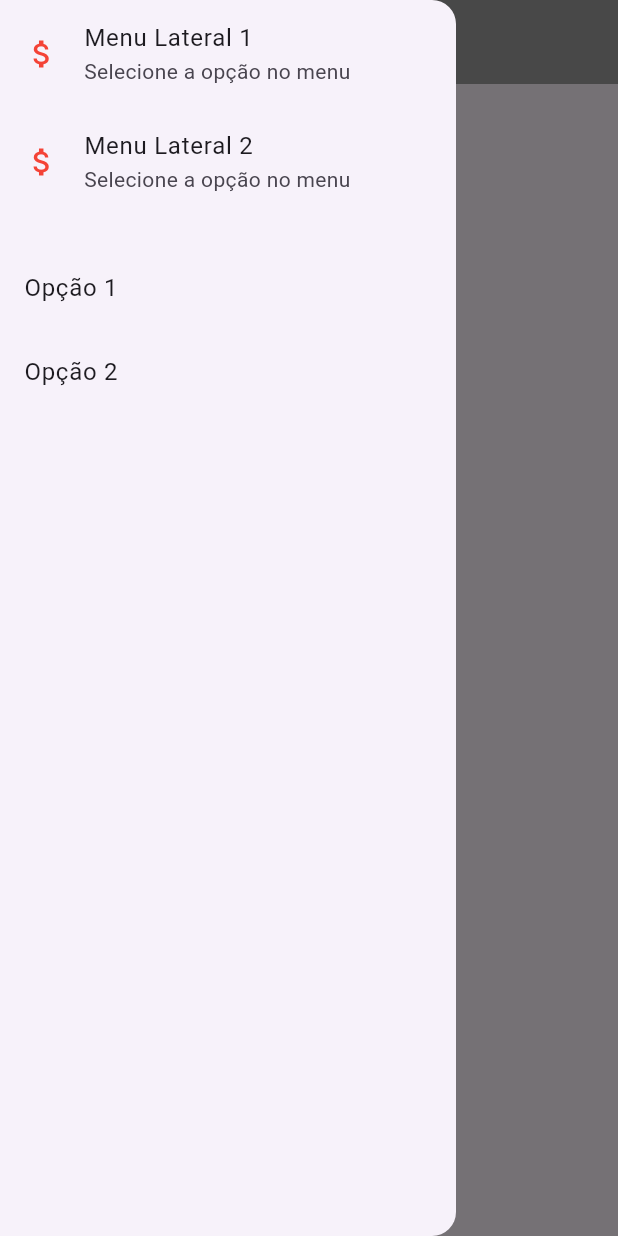
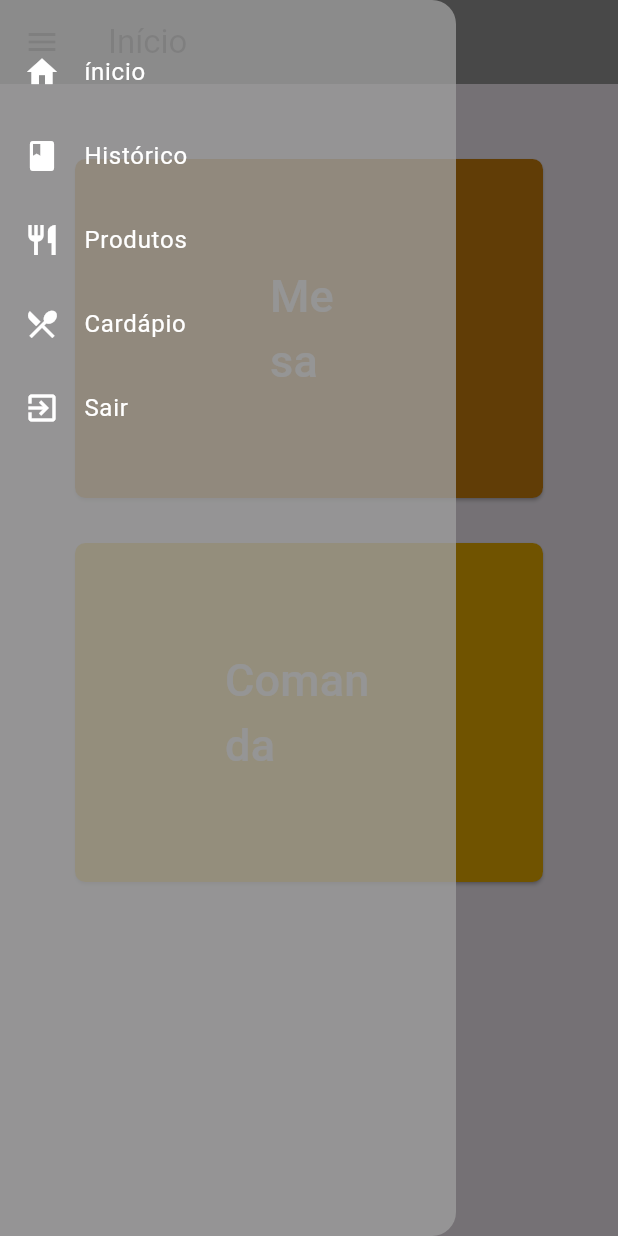
Before and after one commit to AldoJunio23/Praticas4, a Flutter app: the screen it shows after launch, with the side drawer open, on a phone screen of 412 x 824 dp. Run offline on Flutter 3.47's test engine with Material 3 defaults, Android fonts, the phone set to English and light mode, and no system bars.

Commit message:
tela de menu inicial pronta

```diff
--- a/tela_inicio/lib/main.dart
+++ b/tela_inicio/lib/main.dart
@@ -17,50 +17,133 @@ class TelaInicio extends StatefulWidget {
 class TelaInicioState extends State<TelaInicio> {
   @override
   Widget build(BuildContext context) {
+
     return Scaffold(
+    // tela lateral que exibe as opções
       drawer: Drawer(
-        child: Column(
+
+        backgroundColor: const Color.fromARGB(200, 158, 158, 158),
+
+        child: Column( // coluna de componetes
+
           crossAxisAlignment: CrossAxisAlignment.start,
-          children: [
+
+          children: [ // "filho" conteúdo de dentro
+
+              SizedBox(height: 20), // Adiciona um espaçamento
+
+
+            ListTile(  // cria uma lista de titulos
+
+              leading: Icon(Icons.home, color: Colors.white),
+              title: Text('ínicio'),
+              textColor: Colors.white,
+            ),
+
+
+
             ListTile(
-              leading: Icon(Icons.attach_money, color: Colors.red),
-              title: Text('Menu Lateral 1'),
-              subtitle: Text('Selecione a opção no menu'),
-              onTap: () => print('Menu Lateral 1 clicado'),
+
+              leading: Icon(Icons.book, color: Colors.white),
+              title: Text('Histórico'),
+               textColor: Colors.white,
+
             ),
+
              ListTile(
-              leading: Icon(Icons.attach_money, color: Colors.red),
-              title: Text('Menu Lateral 2'),
-              subtitle: Text('Selecione a opção no menu'),
-              onTap: () => print('Menu Lateral 2 clicado'),
+
+              leading: Icon(Icons.restaurant, color: Colors.white),
+              title: Text('Produtos'),
+                textColor: Colors.white,
+
             ),
-            SizedBox(height: 20), // Adiciona um espaçamento
+
              ListTile(
-              title: Text('Opção 1'),
-              onTap: () => print('Opção 1 clicada'),
+
+              leading: Icon(Icons.restaurant_menu, color: Colors.white),
+              title: Text('Cardápio'),
+                textColor: Colors.white,
+
             ),
+
              ListTile(
-              title: Text('Opção 2'),
-              onTap: () => print('Opção 2 clicada'),
+
+              leading: Icon(Icons.exit_to_app, color: Colors.white),
+              title: Text('Sair'),
+              textColor: Colors.white,
+
             ),
+
           ],
         ),
       ),
+      //titulo da tela
       appBar: AppBar(
+
         backgroundColor: Colors.grey,
+
         title: const Text("Início"),
+
       ),
+
       body: SingleChildScrollView(
+
         padding: const EdgeInsets.all(50),
-        child: ElevatedButton(
+
+        child: Column(
+
+          crossAxisAlignment: CrossAxisAlignment.center, // Alinha os widgets horizontalmente
+
+          children: [
+            // botões
+            ElevatedButton(
               onPressed: () {
-            // Adiciona uma ação para o botão
-            print("Botão Mesa clicado");
+
+                print("Botão Mesa foi clicado");
               },
+              style: ElevatedButton.styleFrom(
+                padding: EdgeInsets.symmetric(horizontal: 130, vertical:70),
+                shape: RoundedRectangleBorder(
+
+                  borderRadius: BorderRadius.circular(7.0)
+                ),
+
+                backgroundColor: const Color.fromARGB(255, 212, 133, 14)
+              ),
+
+              child: const Text( "Mesa",
+
+                style: TextStyle(fontSize: 30,color: Colors.white),
+
+              ),
+            ),
+            SizedBox(height: 30), // Espaço entre os botões
+
+            ElevatedButton(
+
+              onPressed: () {
+
+                print("Botão Comanda foi clicado");
+              },
+              style: ElevatedButton.styleFrom(
+
+                padding: EdgeInsets.symmetric(horizontal: 100,vertical: 70),
+                shape: RoundedRectangleBorder(
+
+                  borderRadius:  BorderRadius.circular(7.0),
+
+                ),
+                backgroundColor: const Color.fromARGB(255, 245, 180, 0)
+
+              ),
               child: const Text(
-            "Mesa",
-            style: TextStyle(fontSize: 20),
+
+                "Comanda",
+
+                style: TextStyle(fontSize: 30,color: Colors.white),
               ),
+            ),
+          ],
         ),
       ),
     );
```
Lines whose indentation alone changed are shown as unchanged.
